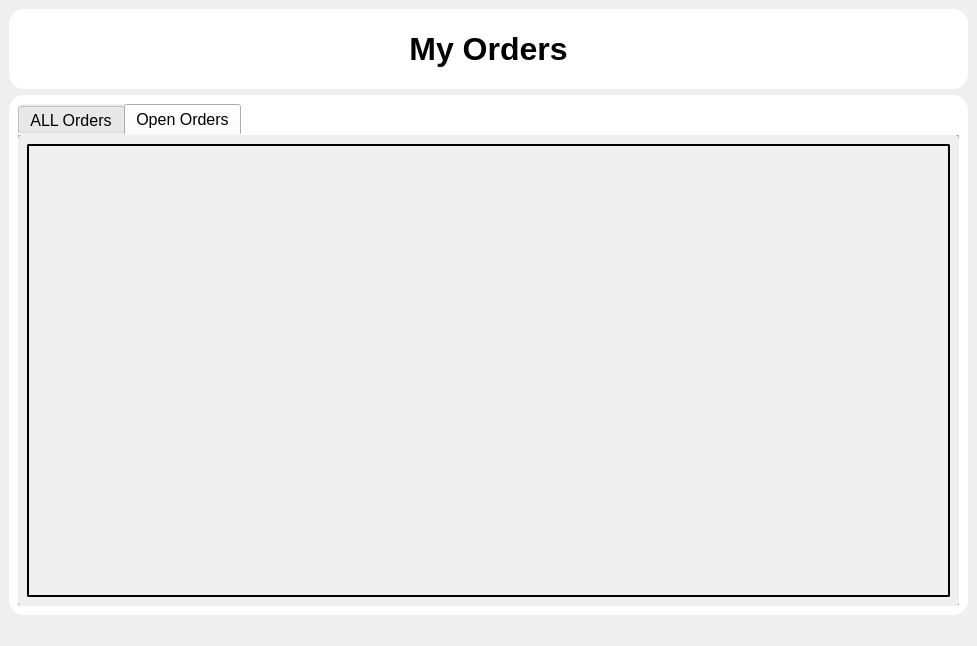
This is UIFiles/myOrders.ui in ShubhamMandavkar/TYLiveProjectt-StockAutomationSystem as Qt 5 draws it before an edit. The edited form follows.
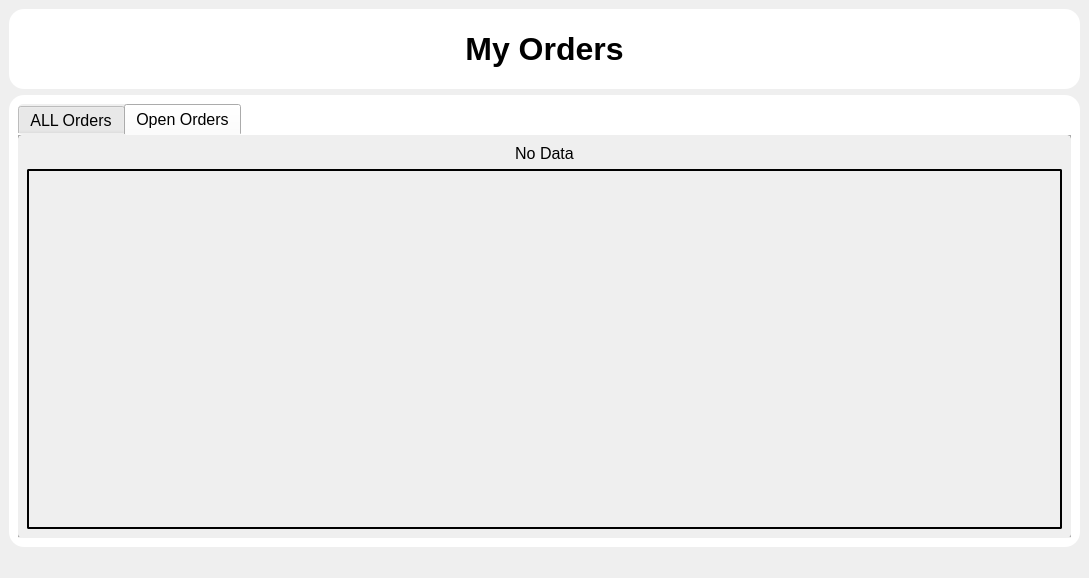
This is the edited form. The open tabs and pages were chosen to show the change.

Commit message: changed the logic of myOrders

```diff
--- a/UIFiles/myOrders.ui
+++ b/UIFiles/myOrders.ui
@@ -6,8 +6,8 @@
    <rect>
     <x>0</x>
     <y>0</y>
-    <width>977</width>
-    <height>646</height>
+    <width>1089</width>
+    <height>578</height>
    </rect>
   </property>
   <property name="windowTitle">
@@ -138,8 +138,8 @@
           <attribute name="title">
            <string>Open Orders</string>
           </attribute>
-          <layout class="QHBoxLayout" name="horizontalLayout_3">
-           <item>
+          <layout class="QGridLayout" name="gridLayout">
+           <item row="1" column="0">
             <widget class="QListView" name="lsvPendingOrders">
              <property name="font">
               <font>
@@ -158,6 +158,33 @@
              </property>
             </widget>
            </item>
+           <item row="0" column="0">
+            <widget class="QLabel" name="lblNoPendingOrders">
+             <property name="minimumSize">
+              <size>
+               <width>0</width>
+               <height>0</height>
+              </size>
+             </property>
+             <property name="maximumSize">
+              <size>
+               <width>16777215</width>
+               <height>40</height>
+              </size>
+             </property>
+             <property name="font">
+              <font>
+               <pointsize>12</pointsize>
+              </font>
+             </property>
+             <property name="text">
+              <string>No Data</string>
+             </property>
+             <property name="alignment">
+              <set>Qt::AlignCenter</set>
+             </property>
+            </widget>
+           </item>
           </layout>
          </widget>
         </widget>
```
Left out of the diff: 28 changed lines with no effect on the pictures. The commit also changes 12 other files.
